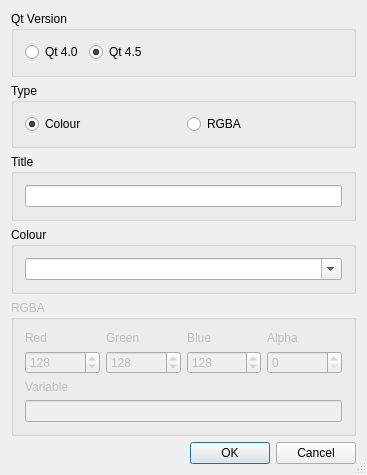
Qt form Plugins/WizardPlugins/ColorDialogWizard/ColorDialogWizardDialog.ui (testmana2/test) before a commit.
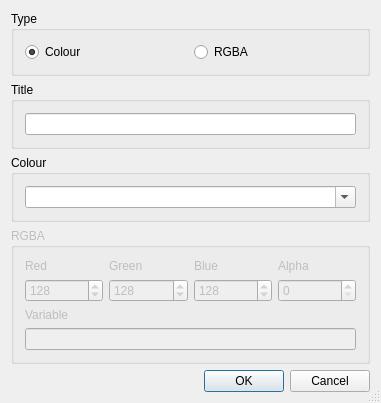
The same form after that commit.

Commit message: Removed obsolete functionality from Color Dialog Wizard and corrected an issue.

What changed in the file:
```diff
--- a/Plugins/WizardPlugins/ColorDialogWizard/ColorDialogWizardDialog.ui
+++ b/Plugins/WizardPlugins/ColorDialogWizard/ColorDialogWizardDialog.ui
@@ -6,8 +6,8 @@
    <rect>
     <x>0</x>
     <y>0</y>
-    <width>367</width>
-    <height>469</height>
+    <width>381</width>
+    <height>338</height>
    </rect>
   </property>
   <property name="windowTitle">
@@ -17,57 +17,6 @@
    <bool>true</bool>
   </property>
   <layout class="QVBoxLayout" name="verticalLayout_2">
-   <item>
-    <widget class="QGroupBox" name="qtGroup">
-     <property name="title">
-      <string>Qt Version</string>
-     </property>
-     <layout class="QHBoxLayout" name="_2">
-      <item>
-       <widget class="QRadioButton" name="rQt40">
-        <property name="focusPolicy">
-         <enum>Qt::TabFocus</enum>
-        </property>
-        <property name="toolTip">
-         <string>Select to generate code for Qt 4.0.0 but less than Qt 4.5.0</string>
-        </property>
-        <property name="text">
-         <string>Qt 4.0</string>
-        </property>
-       </widget>
-      </item>
-      <item>
-       <widget class="QRadioButton" name="rQt45">
-        <property name="focusPolicy">
-         <enum>Qt::TabFocus</enum>
-        </property>
-        <property name="toolTip">
-         <string>Select to generate code for Qt 4.5.0 or newer</string>
-        </property>
-        <property name="text">
-         <string>Qt 4.5</string>
-        </property>
-        <property name="checked">
-         <bool>true</bool>
-        </property>
-       </widget>
-      </item>
-      <item>
-       <spacer>
-        <property name="orientation">
-         <enum>Qt::Horizontal</enum>
-        </property>
-        <property name="sizeHint" stdset="0">
-         <size>
-          <width>161</width>
-          <height>21</height>
-         </size>
-        </property>
-       </spacer>
-      </item>
-     </layout>
-    </widget>
-   </item>
    <item>
     <widget class="QGroupBox" name="groupBox">
      <property name="title">
```
Left out of the diff: 2 changed lines with no effect on the pictures. The commit also changes 1 other file.
